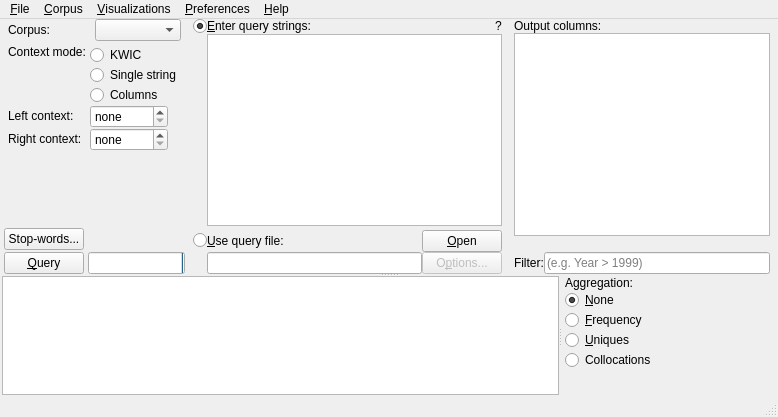
Qt form coquery/gui/ui/coqueryCompact.ui (gkunter/coquery) before a commit.
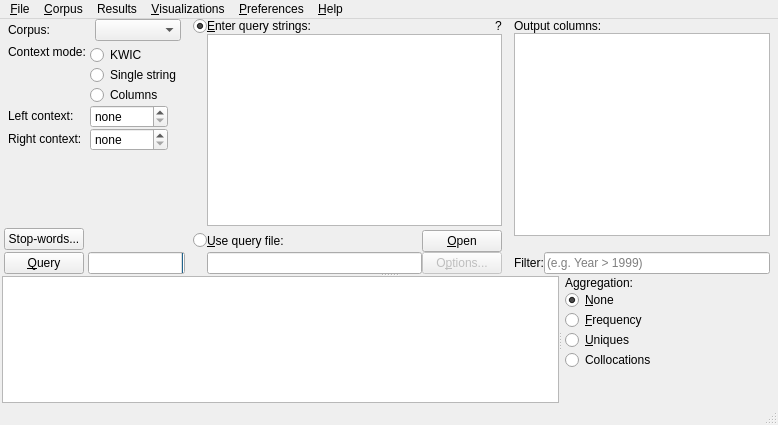
The same form after that commit. Icons and pictures are not drawn.

The edit to the form file:
```diff
--- a/coquery/gui/ui/coqueryCompact.ui
+++ b/coquery/gui/ui/coqueryCompact.ui
@@ -7,7 +7,7 @@
     <x>0</x>
     <y>0</y>
     <width>778</width>
-    <height>417</height>
+    <height>425</height>
    </rect>
   </property>
   <property name="windowTitle">
@@ -1051,7 +1051,7 @@
      <x>0</x>
      <y>0</y>
      <width>778</width>
-     <height>21</height>
+     <height>23</height>
     </rect>
    </property>
    <widget class="QMenu" name="menuFile">
@@ -1130,8 +1130,14 @@
     <addaction name="menuTime_data"/>
     <addaction name="menuFrequency_maps"/>
    </widget>
+   <widget class="QMenu" name="menuResults">
+    <property name="title">
+     <string>Results</string>
+    </property>
+   </widget>
    <addaction name="menuFile"/>
    <addaction name="menuCorpus"/>
+   <addaction name="menuResults"/>
    <addaction name="menuAnalyse"/>
    <addaction name="menuSettings"/>
    <addaction name="menuHilfe"/>
```
Left out of the diff: 45 changed lines with no effect on the pictures.
